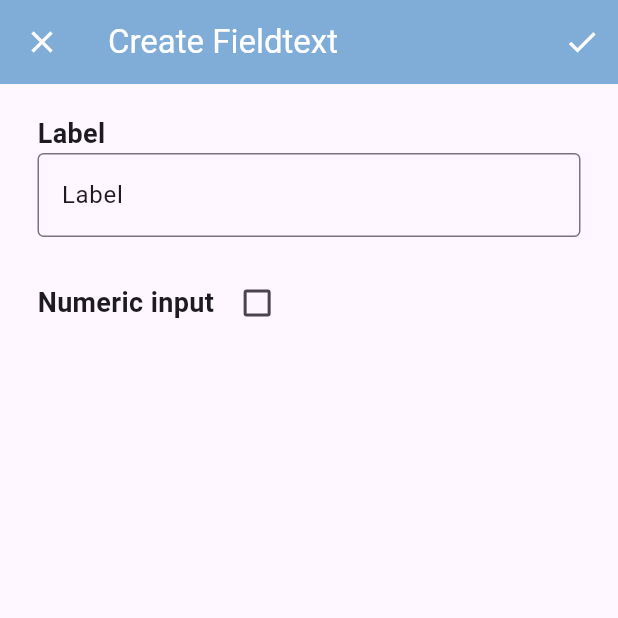
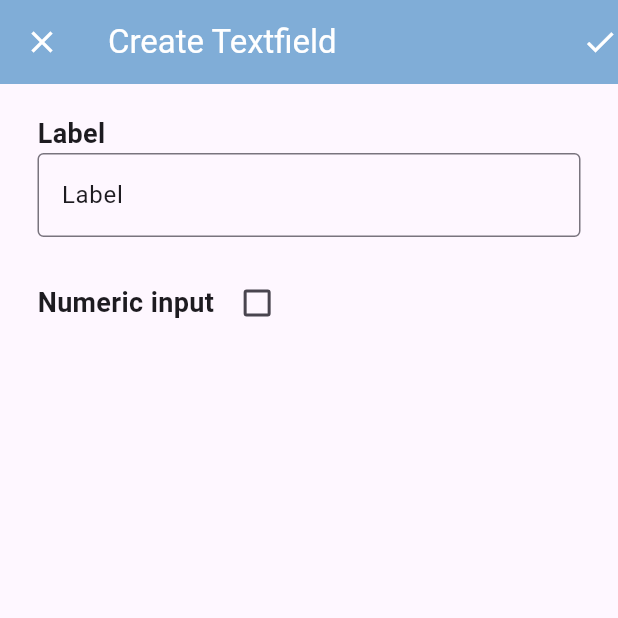
Before and after one commit to WildKoala23/Softshares, a Flutter app: the customFieldtextForm screen opened by its route, on a phone screen of 412 x 824 dp, the top half of it. Run offline on Flutter 3.47's test engine with Material 3 defaults, Android fonts, the phone set to English and light mode, and no system bars; our stand-ins replace google_fonts, table_calendar; missing offline and left inert: dev_icons.

Commit message:
edited forms to use custom appbar

```diff
--- a/lib/Pages/customFieldTextForm.dart
+++ b/lib/Pages/customFieldTextForm.dart
@@ -1,4 +1,5 @@
 import 'package:flutter/material.dart';
+import 'package:softshares/Components/formAppBar.dart';
 
 class customFieldtextForm extends StatefulWidget {
   customFieldtextForm({super.key});
@@ -33,7 +34,7 @@ class _customFieldtextFormState extends State<customFieldtextForm> {
   @override
   Widget build(BuildContext context) {
     return Scaffold(
-      appBar: appBar(),
+      appBar: formAppbar(title: 'Create Textfield',),
       body: Column(
         children: [
           Container(
@@ -85,22 +86,4 @@ class _customFieldtextFormState extends State<customFieldtextForm> {
     );
   }
 
-  AppBar appBar() {
-    return AppBar(
-      backgroundColor: widget.appBarColor,
-      foregroundColor: widget.appBarFont,
-      leading: IconButton(
-        icon: const Icon(Icons.close),
-        onPressed: () => {Navigator.pop(context, null)},
-      ),
-      title: const Text('Create Fieldtext'),
-      actions: [
-        IconButton(
-            onPressed: () {
-              Navigator.pop(context, {"userLabel":userLabel,"numeric": isChecked});
-            },
-            icon: const Icon(Icons.check))
-      ],
-    );
-  }
 }
--- a/lib/Pages/customRadioBtnForm.dart
+++ b/lib/Pages/customRadioBtnForm.dart
@@ -1,5 +1,6 @@
 import 'package:flutter/material.dart';
 import 'package:flutter/widgets.dart';
+import 'package:softshares/Components/formAppBar.dart';
 
 class customRadioBtnForm extends StatefulWidget {
   customRadioBtnForm({super.key});
@@ -73,7 +74,7 @@ class _customRadioBtnState extends State<customRadioBtnForm> {
   @override
   Widget build(BuildContext context) {
     return Scaffold(
-      appBar: appBar(),
+      appBar: formAppbar(title: 'Create Radio Button',),
       body: Padding(
         padding: const EdgeInsets.only(left: 25, right: 25, top: 20),
         child: Column(
```
Also changed, not shown: lib/Pages/createFrom.dart (+2 -16 lines).
